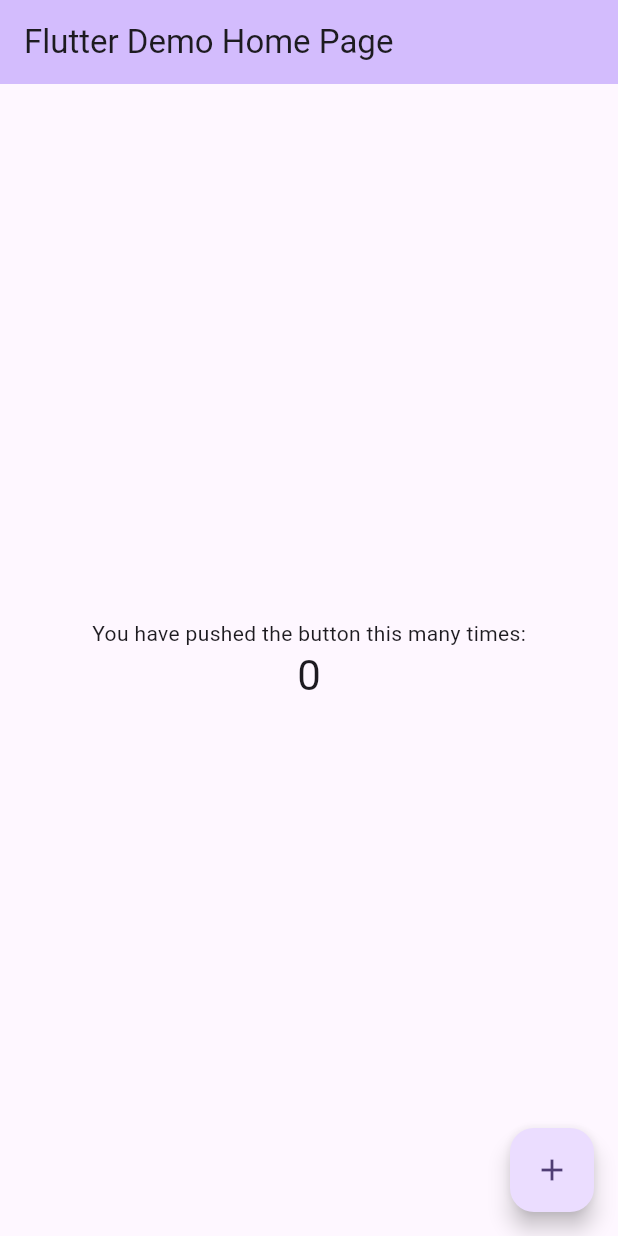
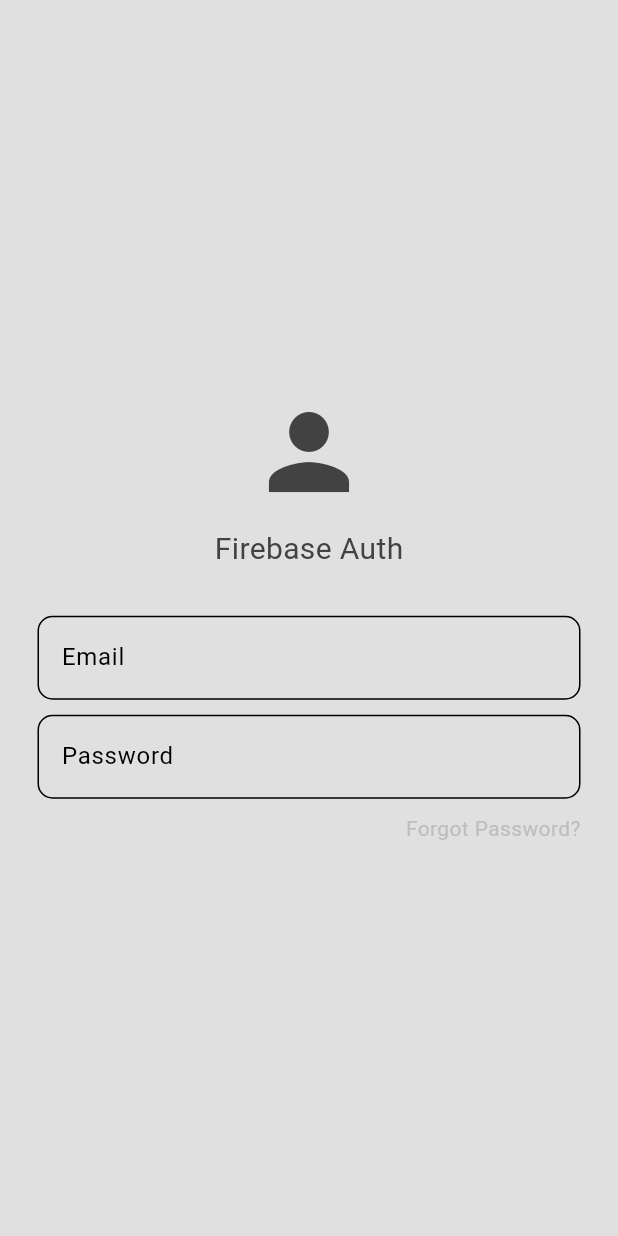
Before and after one commit to Upendra48/firebase_auth, a Flutter app: the screen it shows after launch, on a phone screen of 412 x 824 dp. Run offline on Flutter 3.47's test engine with Material 3 defaults, Android fonts, the phone set to English and light mode, and no system bars.

Commit message:
Add theme and textfield widget

```diff
--- /dev/null
+++ b/lib/components/my_textfield.dart
@@ -0,0 +1,27 @@
+import 'package:flutter/material.dart';
+
+class MyTextfield extends StatelessWidget {
+  final String hintText;
+  final bool obscureText;
+  final TextEditingController controller;
+  const MyTextfield({
+    super.key,
+    required this.hintText,
+    required this.obscureText,
+    required this.controller,
+  });
+
+  @override
+  Widget build(BuildContext context) {
+    return TextField(
+      controller: controller,
+      obscureText: obscureText,
+      decoration: InputDecoration(
+        hintText: hintText,
+        border: OutlineInputBorder(
+          borderRadius: BorderRadius.circular(10),
+        ),
+      ),
+    );
+  }
+}
--- a/lib/main.dart
+++ b/lib/main.dart
@@ -1,125 +1,23 @@
 import 'package:flutter/material.dart';
+import 'pages/login_page.dart';
+import 'theme/dark_mode.dart';
+import 'theme/light_mode.dart';
+
 
 void main() {
-  runApp(const MyApp());
+  runApp(MyApp());
 }
 
 class MyApp extends StatelessWidget {
-  const MyApp({super.key});
+  const MyApp({Key? key}) : super(key: key);
 
-  // This widget is the root of your application.
   @override
   Widget build(BuildContext context) {
     return MaterialApp(
-      title: 'Flutter Demo',
-      theme: ThemeData(
-        // This is the theme of your application.
-        //
-        // TRY THIS: Try running your application with "flutter run". You'll see
-        // the application has a purple toolbar. Then, without quitting the app,
-        // try changing the seedColor in the colorScheme below to Colors.green
-        // and then invoke "hot reload" (save your changes or press the "hot
-        // reload" button in a Flutter-supported IDE, or press "r" if you used
-        // the command line to start the app).
-        //
-        // Notice that the counter didn't reset back to zero; the application
-        // state is not lost during the reload. To reset the state, use hot
-        // restart instead.
-        //
-        // This works for code too, not just values: Most code changes can be
-        // tested with just a hot reload.
-        colorScheme: ColorScheme.fromSeed(seedColor: Colors.deepPurple),
-        useMaterial3: true,
-      ),
-      home: const MyHomePage(title: 'Flutter Demo Home Page'),
+      debugShowCheckedModeBanner: false,
+      home: LoginPage(),
+      theme: lightmode,
+      darkTheme: darkmode,
     );
   }
 }
-
-class MyHomePage extends StatefulWidget {
-  const MyHomePage({super.key, required this.title});
-
-  // This widget is the home page of your application. It is stateful, meaning
-  // that it has a State object (defined below) that contains fields that affect
-  // how it looks.
-
-  // This class is the configuration for the state. It holds the values (in this
-  // case the title) provided by the parent (in this case the App widget) and
-  // used by the build method of the State. Fields in a Widget subclass are
-  // always marked "final".
-
-  final String title;
-
-  @override
-  State<MyHomePage> createState() => _MyHomePageState();
-}
-
-class _MyHomePageState extends State<MyHomePage> {
-  int _counter = 0;
-
-  void _incrementCounter() {
-    setState(() {
-      // This call to setState tells the Flutter framework that something has
-      // changed in this State, which causes it to rerun the build method below
-      // so that the display can reflect the updated values. If we changed
-      // _counter without calling setState(), then the build method would not be
-      // called again, and so nothing would appear to happen.
-      _counter++;
-    });
-  }
-
-  @override
-  Widget build(BuildContext context) {
-    // This method is rerun every time setState is called, for instance as done
-    // by the _incrementCounter method above.
-    //
-    // The Flutter framework has been optimized to make rerunning build methods
-    // fast, so that you can just rebuild anything that needs updating rather
-    // than having to individually change instances of widgets.
-    return Scaffold(
-      appBar: AppBar(
-        // TRY THIS: Try changing the color here to a specific color (to
-        // Colors.amber, perhaps?) and trigger a hot reload to see the AppBar
-        // change color while the other colors stay the same.
-        backgroundColor: Theme.of(context).colorScheme.inversePrimary,
-        // Here we take the value from the MyHomePage object that was created by
-        // the App.build method, and use it to set our appbar title.
-        title: Text(widget.title),
-      ),
-      body: Center(
-        // Center is a layout widget. It takes a single child and positions it
-        // in the middle of the parent.
-        child: Column(
-          // Column is also a layout widget. It takes a list of children and
-          // arranges them vertically. By default, it sizes itself to fit its
-          // children horizontally, and tries to be as tall as its parent.
-          //
-          // Column has various properties to control how it sizes itself and
-          // how it positions its children. Here we use mainAxisAlignment to
-          // center the children vertically; the main axis here is the vertical
-          // axis because Columns are vertical (the cross axis would be
-          // horizontal).
-          //
-          // TRY THIS: Invoke "debug painting" (choose the "Toggle Debug Paint"
-          // action in the IDE, or press "p" in the console), to see the
-          // wireframe for each widget.
-          mainAxisAlignment: MainAxisAlignment.center,
-          children: <Widget>[
-            const Text(
-              'You have pushed the button this many times:',
-            ),
-            Text(
-              '$_counter',
-              style: Theme.of(context).textTheme.headlineMedium,
-            ),
-          ],
-        ),
-      ),
-      floatingActionButton: FloatingActionButton(
-        onPressed: _incrementCounter,
-        tooltip: 'Increment',
-        child: const Icon(Icons.add),
-      ), // This trailing comma makes auto-formatting nicer for build methods.
-    );
-  }
-}
--- /dev/null
+++ b/lib/pages/login_page.dart
@@ -0,0 +1,79 @@
+import 'package:flutter/material.dart';
+import 'package:firebase_auth/components/my_textfield.dart';
+
+class LoginPage extends StatelessWidget {
+
+  // controller
+  final emailController = TextEditingController();
+  final TextEditingController passwordController = TextEditingController();
+  LoginPage({super.key,});
+
+  @override
+  Widget build(BuildContext context) {
+    return Scaffold(
+      backgroundColor: Theme.of(context).colorScheme.background,
+      body: Center(
+        child: Padding(
+          padding: const EdgeInsets.all(25.0),
+          child: Column(
+            mainAxisAlignment: MainAxisAlignment.center,
+            children: [
+              //logo
+              Icon(
+                Icons.person,
+                size: 80,
+                color: Theme.of(context).colorScheme.inversePrimary,
+              ),
+
+              const SizedBox(height: 10),
+
+              //app name
+              const Text(
+                'Firebase Auth',
+                style: TextStyle(
+                  fontSize: 20,
+                ),
+              ),
+
+              const SizedBox(height: 30),
+
+              // email textfield
+              MyTextfield(
+                hintText: 'Email',
+                obscureText: false,
+                controller: emailController,
+              ),
+
+              const SizedBox(height: 10),
+
+              // password textfield
+              MyTextfield(
+                hintText: 'Password',
+                obscureText: true,
+                controller: passwordController,
+              ),
+
+              const SizedBox(height: 10),
+
+              // forgot password
+              Row(
+                mainAxisAlignment: MainAxisAlignment.end,
+                children: [
+                  Text('Forgot Password?',
+                      style: TextStyle(
+                        color: Theme.of(context).colorScheme.secondary,
+                      )),
+                ],
+              ),
+
+
+              // login button
+
+              // don;t have an account create one
+            ],
+          ),
+        ),
+      ),
+    );
+  }
+}
--- /dev/null
+++ b/lib/theme/dark_mode.dart
@@ -0,0 +1,15 @@
+import 'package:flutter/material.dart';
+
+ThemeData darkmode = ThemeData(
+  brightness: Brightness.dark,
+  colorScheme: ColorScheme.dark(
+    background: Colors.grey.shade900,
+    primary: Colors.grey.shade800,
+    secondary: Colors.grey.shade700,
+    inversePrimary: Colors.grey.shade300,
+  ),
+  textTheme: ThemeData.dark().textTheme.apply(
+        bodyColor: Colors.grey[300],
+        displayColor: Colors.white,
+      ),
+);
--- /dev/null
+++ b/lib/theme/light_mode.dart
@@ -0,0 +1,15 @@
+import 'package:flutter/material.dart';
+
+ThemeData lightmode = ThemeData(
+  brightness: Brightness.light,
+  colorScheme: ColorScheme.light(
+    background: Colors.grey.shade300,
+    primary: Colors.grey.shade200,
+    secondary: Colors.grey.shade400,
+    inversePrimary: Colors.grey.shade800,
+  ),
+  textTheme: ThemeData.light().textTheme.apply(
+        bodyColor: Colors.grey[800],
+        displayColor: Colors.black,
+      ),
+);
```
